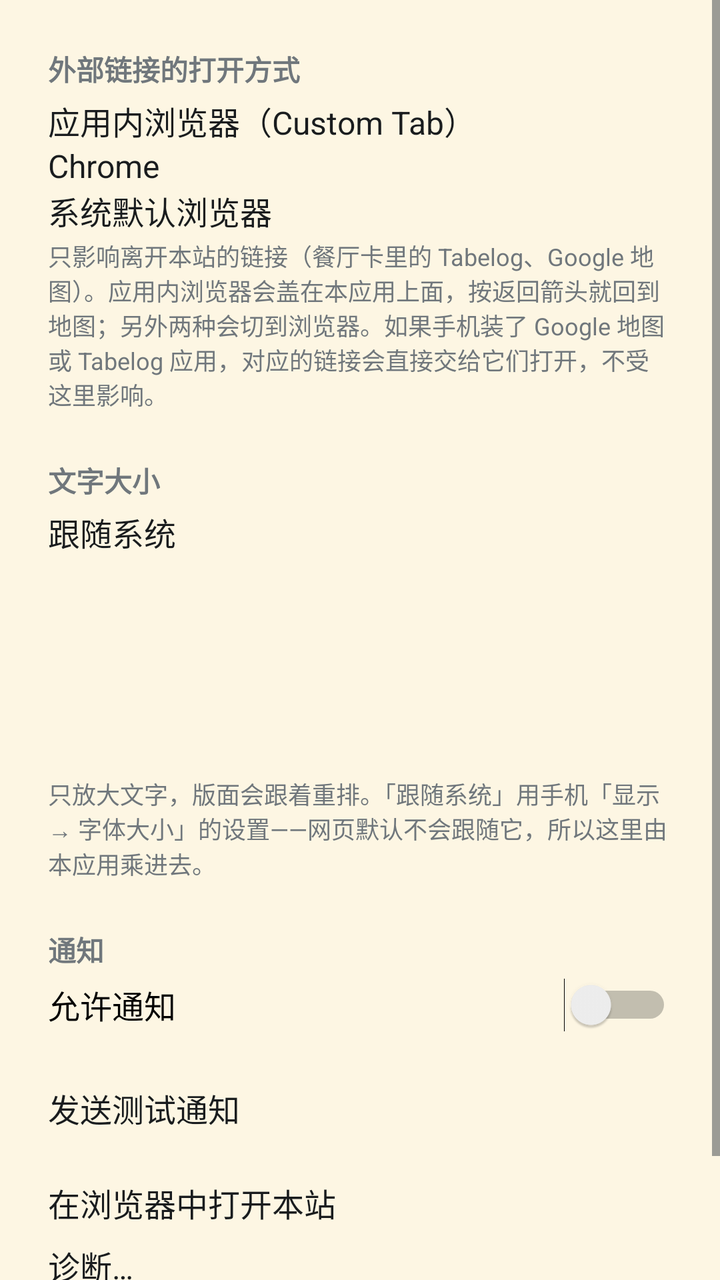
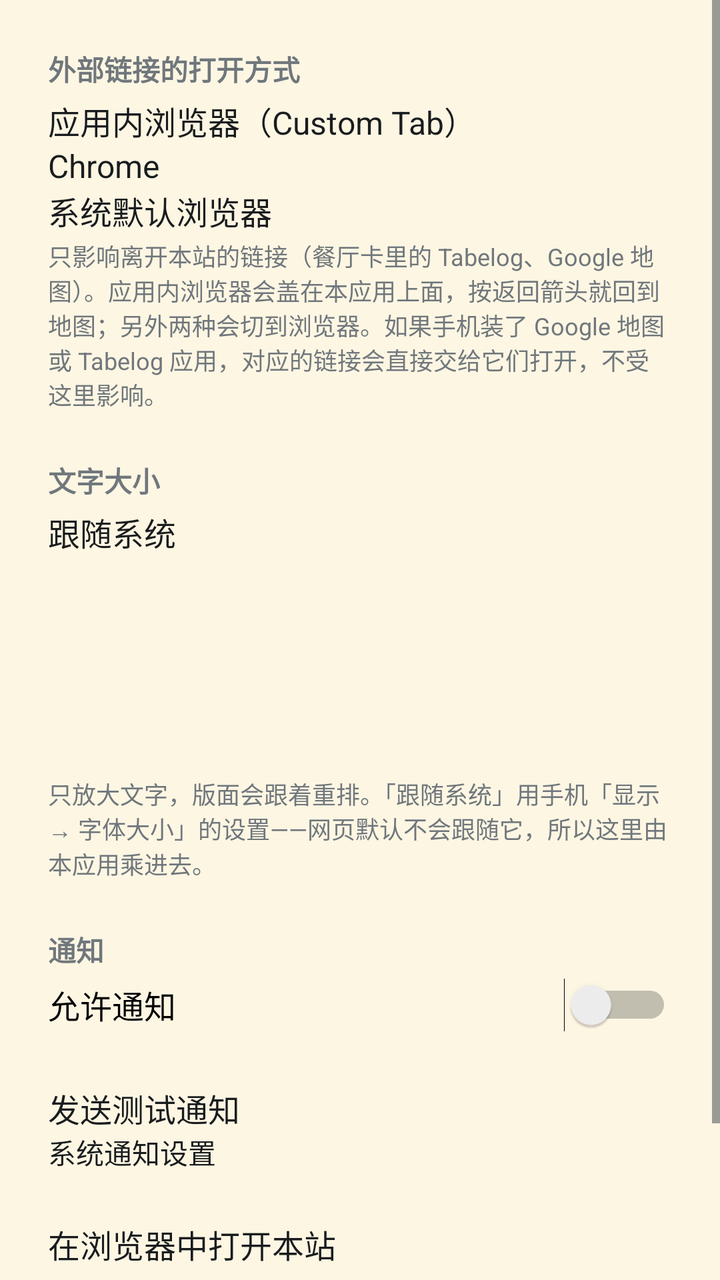

Compare the two renders of this Android layout. The source of the first and the diff that turns it into the second are given below.
<!-- AndroidManifest.xml: activity theme Theme.Jpfm.Settings -->
<!-- res/layout/activity_app_settings.xml -->
<?xml version="1.0" encoding="utf-8"?>
<ScrollView xmlns:android="http://schemas.android.com/apk/res/android"
    android:id="@+id/settings_root"
    android:layout_width="match_parent"
    android:layout_height="match_parent"
    android:fillViewport="true">

    <LinearLayout
        android:layout_width="match_parent"
        android:layout_height="wrap_content"
        android:orientation="vertical"
        android:padding="24dp">

        
        <TextView
            android:layout_width="wrap_content"
            android:layout_height="wrap_content"
            android:text="@string/settings_links_label"
            android:textSize="14sp"
            android:textStyle="bold" />

        <RadioGroup
            android:id="@+id/link_policy_group"
            android:layout_width="match_parent"
            android:layout_height="wrap_content"
            android:layout_marginTop="4dp"
            android:orientation="vertical">

            <RadioButton
                android:id="@+id/link_custom_tab"
                android:layout_width="match_parent"
                android:layout_height="wrap_content"
                android:text="@string/settings_links_custom_tab"
                android:textSize="16sp" />

            <RadioButton
                android:id="@+id/link_chrome"
                android:layout_width="match_parent"
                android:layout_height="wrap_content"
                android:text="@string/settings_links_chrome"
                android:textSize="16sp" />

            <RadioButton
                android:id="@+id/link_system"
                android:layout_width="match_parent"
                android:layout_height="wrap_content"
                android:text="@string/settings_links_system"
                android:textSize="16sp" />
        </RadioGroup>

        <TextView
            android:layout_width="match_parent"
            android:layout_height="wrap_content"
            android:layout_marginTop="2dp"
            android:text="@string/settings_links_hint"
            android:textSize="12sp" />

        
        <TextView
            android:layout_width="wrap_content"
            android:layout_height="wrap_content"
            android:layout_marginTop="24dp"
            android:text="@string/settings_zoom_label"
            android:textSize="14sp"
            android:textStyle="bold" />

        <RadioGroup
            android:id="@+id/text_zoom_group"
            android:layout_width="match_parent"
            android:layout_height="wrap_content"
            android:layout_marginTop="4dp"
            android:orientation="vertical">

            <RadioButton
                android:id="@+id/zoom_system"
                android:layout_width="match_parent"
                android:layout_height="wrap_content"
                android:text="@string/settings_zoom_system"
                android:textSize="16sp" />

            <RadioButton
                android:id="@+id/zoom_90"
                android:layout_width="match_parent"
                android:layout_height="wrap_content"
                android:textSize="16sp" />

            <RadioButton
                android:id="@+id/zoom_95"
                android:layout_width="match_parent"
                android:layout_height="wrap_content"
                android:textSize="16sp" />

            <RadioButton
                android:id="@+id/zoom_100"
                android:layout_width="match_parent"
                android:layout_height="wrap_content"
                android:textSize="16sp" />

            <RadioButton
                android:id="@+id/zoom_115"
                android:layout_width="match_parent"
                android:layout_height="wrap_content"
                android:textSize="16sp" />

            <RadioButton
                android:id="@+id/zoom_130"
                android:layout_width="match_parent"
                android:layout_height="wrap_content"
                android:textSize="16sp" />
        </RadioGroup>

        <TextView
            android:layout_width="match_parent"
            android:layout_height="wrap_content"
            android:layout_marginTop="2dp"
            android:text="@string/settings_zoom_hint"
            android:textSize="12sp" />

        
        <TextView
            android:layout_width="wrap_content"
            android:layout_height="wrap_content"
            android:layout_marginTop="24dp"
            android:text="@string/settings_notify_label"
            android:textSize="14sp"
            android:textStyle="bold" />

        <Switch
            android:id="@+id/notify_enabled"
            android:layout_width="match_parent"
            android:layout_height="wrap_content"
            android:layout_marginTop="4dp"
            android:text="@string/settings_notify_switch"
            android:textSize="16sp" />

        <TextView
            android:id="@+id/notify_hint"
            android:layout_width="match_parent"
            android:layout_height="wrap_content"
            android:layout_marginTop="2dp"
            android:textSize="12sp" />

        <Button
            android:id="@+id/notify_test"
            android:layout_width="match_parent"
            android:layout_height="wrap_content"
            android:layout_marginTop="8dp"
            android:text="@string/settings_notify_test"
            android:textSize="16sp" />

        <Button
            android:id="@+id/open_browser"
            android:layout_width="match_parent"
            android:layout_height="wrap_content"
            android:layout_marginTop="24dp"
            android:text="@string/settings_open_browser"
            android:textSize="16sp" />

        <Button
            android:id="@+id/open_diagnostics"
            android:layout_width="match_parent"
            android:layout_height="wrap_content"
            android:layout_marginTop="8dp"
            android:text="@string/settings_open_diagnostics"
            android:textSize="16sp" />

        <TextView
            android:id="@+id/about"
            android:layout_width="match_parent"
            android:layout_height="wrap_content"
            android:layout_marginTop="24dp"
            android:textIsSelectable="true"
            android:textSize="12sp" />
    </LinearLayout>
</ScrollView>
<!-- resources referenced by this layout -->
<resources>
  <string name="settings_links_chrome">Chrome</string>
  <string name="settings_links_custom_tab">应用内浏览器（Custom Tab）</string>
  <string name="settings_links_hint">只影响离开本站的链接（餐厅卡里的 Tabelog、Google 地图）。应用内浏览器会盖在本应用上面，按返回箭头就回到地图；另外两种会切到浏览器。如果手机装了 Google 地图或 Tabelog 应用，对应的链接会直接交给它们打开，不受这里影响。</string>
  <string name="settings_links_label">外部链接的打开方式</string>
  <string name="settings_links_system">系统默认浏览器</string>
  <string name="settings_notify_label">通知</string>
  <string name="settings_notify_switch">允许通知</string>
  <string name="settings_notify_test">发送测试通知</string>
  <string name="settings_open_browser">在浏览器中打开本站</string>
  <string name="settings_open_diagnostics">诊断…</string>
  <string name="settings_zoom_hint">只放大文字，版面会跟着重排。「跟随系统」用手机「显示 → 字体大小」的设置——网页默认不会跟随它，所以这里由本应用乘进去。</string>
  <string name="settings_zoom_label">文字大小</string>
  <string name="settings_zoom_system">跟随系统</string>
  <style name="Theme.Jpfm.Settings" parent="@android:style/Theme.DeviceDefault.Light">
          <item name="android:windowBackground">@color/shell_background</item>
          <item name="android:statusBarColor">@android:color/transparent</item>
          <item name="android:navigationBarColor">@android:color/transparent</item>
          <item name="android:windowLightStatusBar">true</item>
          <item name="android:windowLightNavigationBar">true</item>
      </style>
  <color name="shell_background">#fdf6e3</color>
</resources>

<!-- the commit's change to res/layout/activity_app_settings.xml (unified diff, before → after) -->
@@ -148,6 +148,13 @@
             android:text="@string/settings_notify_test"
             android:textSize="16sp" />
 
+            <Button
+                android:id="@+id/notify_system_settings"
+                android:layout_width="match_parent"
+                android:layout_height="wrap_content"
+                android:text="@string/settings_notify_system_settings"
+                android:textAllCaps="false" />
+
         <Button
             android:id="@+id/open_browser"
             android:layout_width="match_parent"
<!-- resource entries referenced after the edit -->
@@ -7,6 +7,7 @@
   <string name="settings_links_system">系统默认浏览器</string>
   <string name="settings_notify_label">通知</string>
   <string name="settings_notify_switch">允许通知</string>
+  <string name="settings_notify_system_settings">系统通知设置</string>
   <string name="settings_notify_test">发送测试通知</string>
   <string name="settings_open_browser">在浏览器中打开本站</string>
   <string name="settings_open_diagnostics">诊断…</string>
